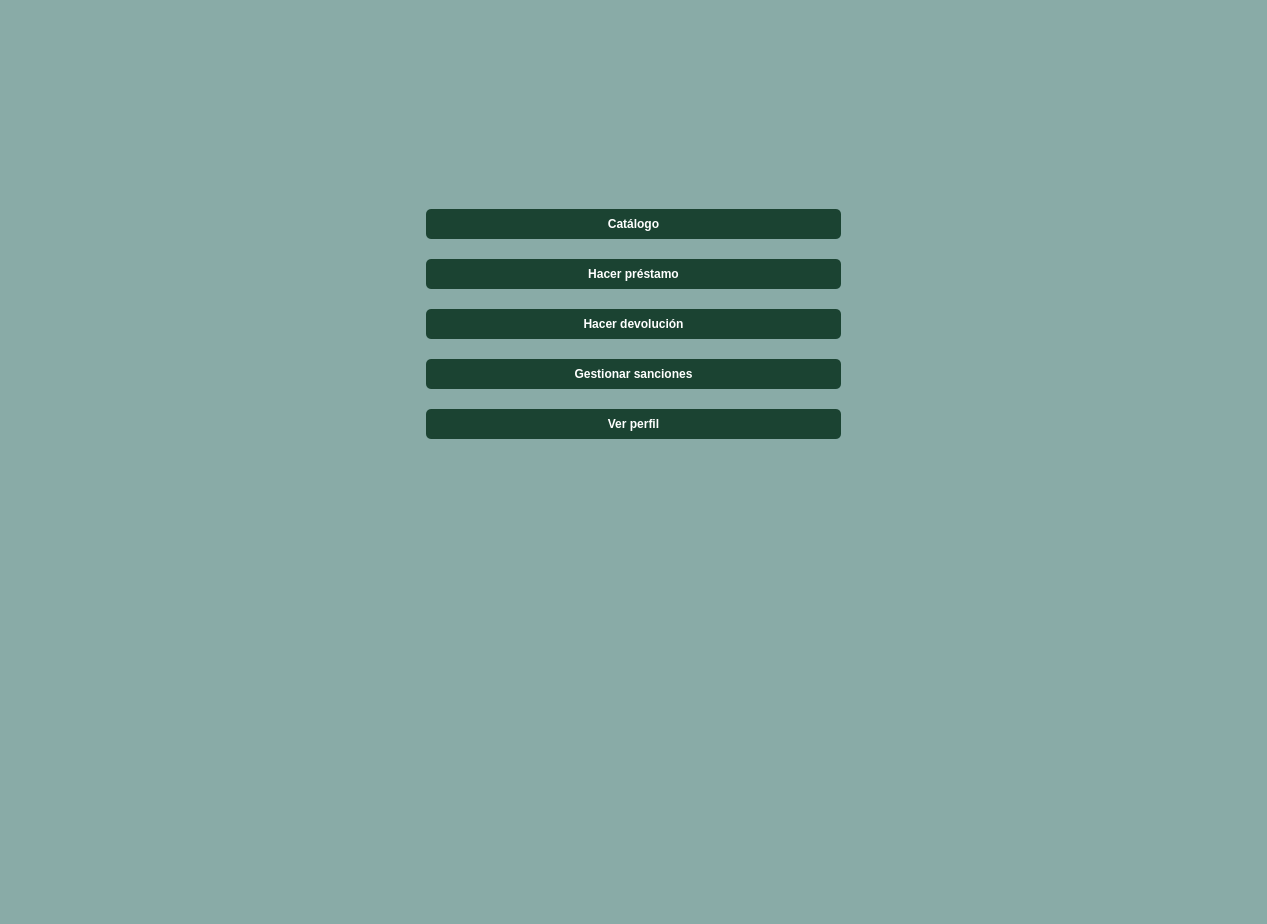
Qt form src/vista/Ui/VistaBibliotecario.ui (ivantm1/proyecto-software) before a commit.
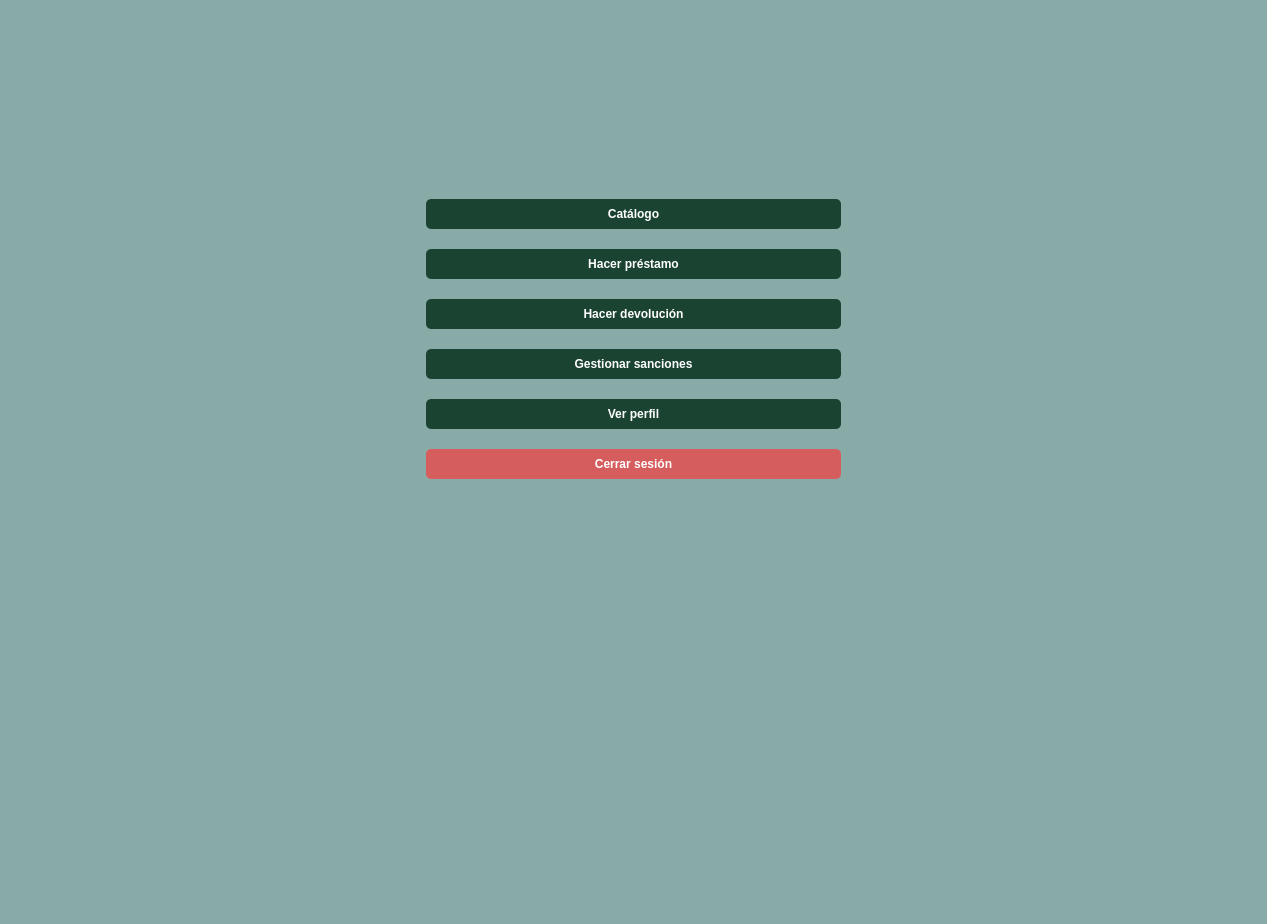
The same form after that commit. Icons and pictures are not drawn.

Commit message: "Boton de cerrar sesion y vista ed mis prestamos"

```diff
--- a/src/vista/Ui/VistaBibliotecario.ui
+++ b/src/vista/Ui/VistaBibliotecario.ui
@@ -238,6 +238,31 @@
        </property>
       </widget>
      </item>
+     <item>
+      <widget class="QPushButton" name="boton_cerrar">
+       <property name="styleSheet">
+        <string notr="true">QPushButton {
+    background-color: #D65D5D; 
+    color: white;  
+    border-radius: 5px; 
+    padding: 8px;  
+    font-weight: bold;
+    border: none;
+}
+
+QPushButton:hover {
+    background-color: #FF9696; 
+}
+
+QPushButton:pressed {
+    background-color: #D65D5D; 
+}</string>
+       </property>
+       <property name="text">
+        <string>Cerrar sesión</string>
+       </property>
+      </widget>
+     </item>
      <item>
       <spacer name="verticalSpacer_7">
        <property name="orientation">
```
The commit also changes 2 other files.
